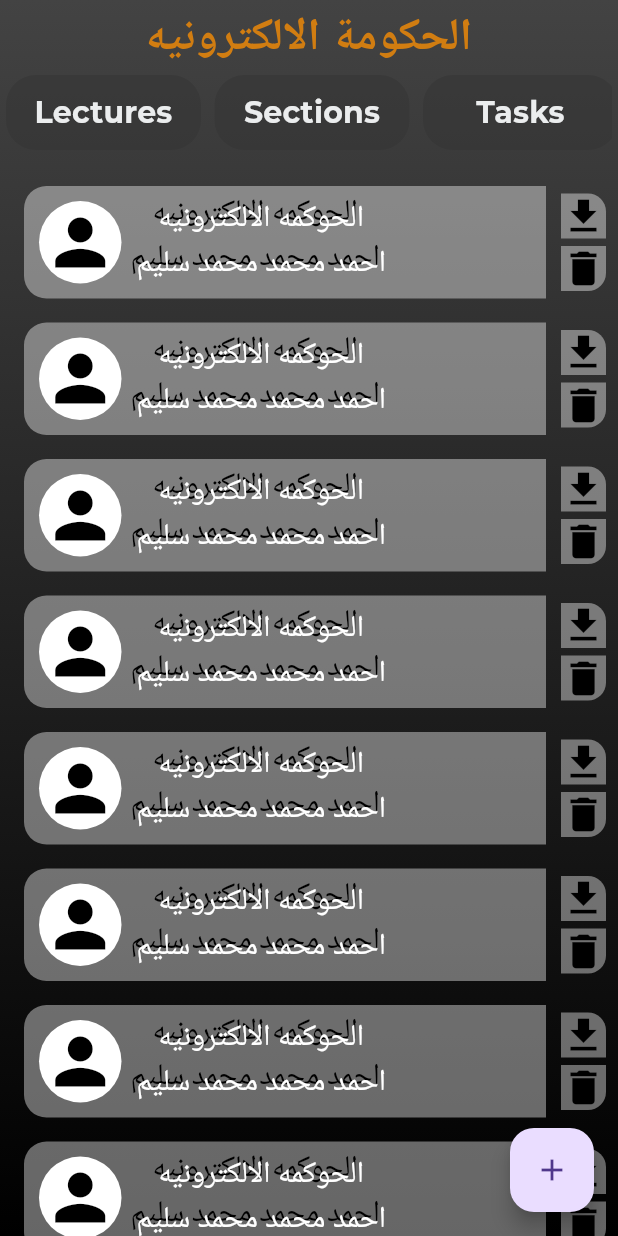
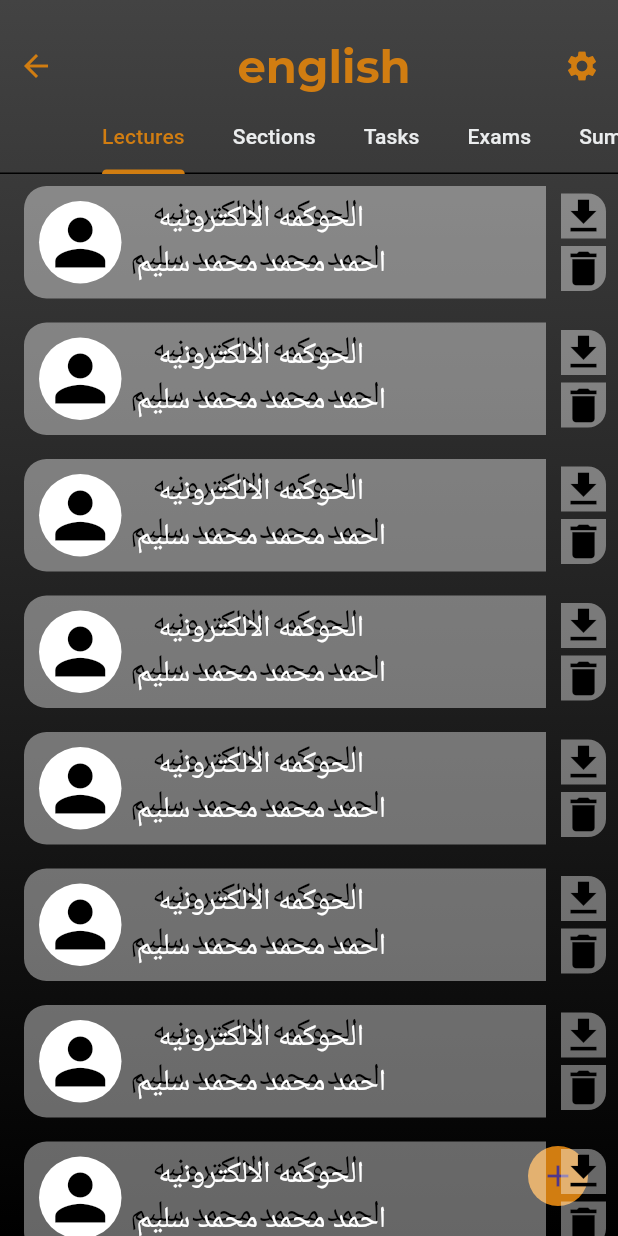
Before and after one commit to ZiadWaled/project_fci, a Flutter app: the MaterialView screen opened by its route, on a phone screen of 412 x 824 dp. Run offline on Flutter 3.47's test engine with Material 3 defaults, Android fonts, the phone set to English and light mode, and no system bars; our stand-ins replace flutter_svg, go_router.

Commit message:
finish Ui material view

```diff
--- /dev/null
+++ b/lib/presentation/material/view/lectures/lectures_view.dart
@@ -0,0 +1,58 @@
+import 'package:fci/presentation/material/view/widgets/custom_card.dart';
+import 'package:fci/presentation/resources/color_manager.dart';
+import 'package:fci/presentation/resources/values_manager.dart';
+import 'package:flutter/cupertino.dart';
+import 'package:flutter/material.dart';
+import 'package:flutter/widgets.dart';
+
+class LecturesView extends StatelessWidget {
+  const LecturesView({super.key});
+
+  @override
+  Widget build(BuildContext context) {
+      return  Stack(
+      children: [
+        Align(
+          alignment: Alignment.bottomRight,
+
+          child: Padding(
+            padding: const EdgeInsets.only(bottom: AppSize.s20,right: AppSize.s20),
+            child: SizedBox(
+              height: AppSize.s40,
+              width: AppSize.s40,
+              child: FloatingActionButton(
+                backgroundColor: ColorManager.darkPrimary,
+                shape: RoundedRectangleBorder(
+                    borderRadius: BorderRadius.circular(AppSize.s30)),
+                onPressed: () async {
+                  print('ziad');
+                },
+                child: const Icon(Icons.add),
+              ),
+            ),
+          ),
+        ),
+        ListView.builder(
+          itemCount: 12,
+          itemBuilder: (BuildContext context, int index) {
+            return Row(
+              children: [
+                Expanded(
+                  child: textButton(
+                    text: 'الحوكمه الالكترونيه\nاحمد محمد محمد سليم',
+                  ),
+                ),
+                const Column(
+                  children: [
+                    ButtonIconsDownload(),
+                    ButtonIconsDelete(),
+                  ],
+                ),
+              ],
+            );
+          },
+        ),
+      ],
+          );
+  }
+}
--- a/lib/presentation/material/view/material_view.dart
+++ b/lib/presentation/material/view/material_view.dart
@@ -1,11 +1,12 @@
-
-import 'package:analyzer/file_system/file_system.dart';
-import 'package:fci/app/extensions.dart';
-import 'package:fci/presentation/material/view/widgets/custom_card.dart';
+import 'package:fci/presentation/material/view/exams/exams_view.dart';
+import 'package:fci/presentation/material/view/lectures/lectures_view.dart';
+import 'package:fci/presentation/material/view/sections/sections.dart';
+import 'package:fci/presentation/material/view/summaries/summaries_view.dart';
+import 'package:fci/presentation/material/view/tasks/tasks.view.dart';
 import 'package:fci/presentation/resources/color_manager.dart';
+import 'package:fci/presentation/resources/strings_manager.dart';
 import 'package:fci/presentation/resources/values_manager.dart';
 import 'package:flutter/material.dart';
-import 'package:fci/presentation/main/widgets/custom_text_button.dart';
 
 class MaterialView extends StatefulWidget {
   const MaterialView({Key? key}) : super(key: key);
@@ -14,113 +15,98 @@ class MaterialView extends StatefulWidget {
   State<MaterialView> createState() => _MaterialViewState();
 }
 
-class _MaterialViewState extends State<MaterialView> {
-  // Future<void> saveFilePermanently(PlatformFile file) async {
-  //   // final appStorage = await getApplicationDocumentsDirectory();
-  //   // final newFile = File('${appStorage.path}/${file.name}');
-  //   // await File(file.path!).copy(newFile.path);
-  // }
-  //
-  // void openFile(String filePath) {
-  //   OpenFile.open(filePath);
-  // }
+class _MaterialViewState extends State<MaterialView>
+    with SingleTickerProviderStateMixin {
+  late TabController _tabController;
+
+  @override
+  void initState() {
+    super.initState();
+    _tabController = TabController(length: 5, vsync: this);
+  }
+
+  @override
+  void dispose() {
+    _tabController.dispose();
+    super.dispose();
+  }
+
   @override
   Widget build(BuildContext context) {
     return Scaffold(
-      floatingActionButton: FloatingActionButton(
-        onPressed: () async {
-          // final result = await FilePicker.platform.pickFiles();
-          // if (result == null) return;
-          // // open single file
-          // final file = result.files.first;
-          // openFile(file!.path!);
-          //
-          // await saveFilePermanently(file);
-        },
-        child: const Icon(Icons.add),
-      ),
       body: Container(
-        decoration:ColorManager.backGroundColor(),
+        decoration: ColorManager.backGroundColor(),
         child: Column(
           children: [
-             SizedBox(
-               height: AppSize.s50,
-              child: Center(
-                child: Text(
-                  'الحكومة الالكترونيه',
-                  textAlign: TextAlign.center,
-                  overflow: TextOverflow.clip,
-                  style: Theme.of(context).textTheme.titleLarge?.copyWith(color: ColorManager.darkPrimary),
+            Row(
+              mainAxisAlignment: MainAxisAlignment.center,
+              crossAxisAlignment: CrossAxisAlignment.center,
+              children: [
+                Padding(
+                  padding: const EdgeInsets.only(top: AppSize.s20),
+                  child: IconButton(
+                    onPressed: () {},
+                    icon: const Icon(
+                      Icons.arrow_back,
+                      color: ColorManager.darkPrimary,
                     ),
                   ),
                 ),
+                const Spacer(),
+
                 Padding(
-              padding: const EdgeInsets.symmetric(horizontal: AppSize.s4),
-              child: SizedBox(
-                height: AppSize.s50,
-                child: ListView(
-                  scrollDirection: Axis.horizontal,
-                  children: [
-                    CustomTextButton(
-                      text: 'Lectures',
-                      width: 130,
-                      height: 40,
+                  padding: const EdgeInsets.only(top: AppSize.s20,left:AppSize.s20),
+                  child: Center(
+                    child: Text(
+                      textAlign: TextAlign.center,
+                      overflow: TextOverflow.clip,
+                      'english',
+                      style: Theme.of(context)
+                          .textTheme
+                          .titleLarge
+                          ?.copyWith(color: ColorManager.darkPrimary),
                     ),
-                    const SizedBox(width: 9),
-                    CustomTextButton(
-                      text: 'Sections',
-                      width: 130,
-                      height: 40,
                   ),
-                    const SizedBox(width: 9),
-                    CustomTextButton(
-                      text: 'Tasks',
-                      width: 130,
-                      height: 40,
                 ),
-                    const SizedBox(width: 9),
-                    CustomTextButton(
-                      text: 'Exam',
-                      width: 130,
-                      height: 40,
+                const Spacer(),
+                Padding(
+                  padding: const EdgeInsets.only(top: AppSize.s20),
+                  child: IconButton(
+                    onPressed: () {},
+                    icon: const Icon(
+                      Icons.settings,
+                      color: ColorManager.darkPrimary,
                     ),
-                    const SizedBox(width: 9),
-                    CustomTextButton(
-                      text: 'Summaries',
-                      width: 130,
-                      height: 40,
+                  ),
                 ),
               ],
             ),
-              ),
-            ),
-            const SizedBox(
-              height: AppSize.s16,
-            ),
-            // const Divider(
-            //   color: Colors.black,
-            //   thickness: 1,
-            // ),
-            Expanded(
-              child: ListView.builder(
-                itemCount: 10,
-                itemBuilder: (BuildContext context, int index) {
-                  return Row(
-                    children: [
-                      Expanded(
-                        child: textButton(
-                          text: 'الحوكمه الالكترونيه\nاحمد محمد محمد سليم',
-                        ),
-                      ),
-                      const Column(
-                        children: [
-                          ButtonIconsDownload(),
-                          ButtonIconsDelete(),
+            TabBar(
+              dividerColor: Colors.black,
+              labelColor: ColorManager.darkPrimary,
+              indicatorColor:
+                  ColorManager.darkPrimary,
+              unselectedLabelColor: ColorManager.white,
+              controller: _tabController,
+              isScrollable: true,
+              tabs: const [
+                Tab(text: AppStrings.lectures),
+                Tab(text: AppStrings.sections),
+                Tab(text: AppStrings.tasks),
+                Tab(text: AppStrings.exams),
+                Tab(text: AppStrings.summaries),
               ],
             ),
+            Expanded(
+              child: TabBarView(
+                controller: _tabController,
+                children: const [
+                  LecturesView(),
+                  SectionsView(),
+                  TasksView(),
+                  ExamsView(),
+                  SummariesView(),
                 ],
-                  );
-                },
               ),
             ),
           ],
--- a/lib/presentation/material/view/widgets/custom_card.dart
+++ b/lib/presentation/material/view/widgets/custom_card.dart
@@ -1,3 +1,6 @@
+import 'package:fci/presentation/main/widgets/custom_text_button.dart';
+import 'package:fci/presentation/resources/color_manager.dart';
+import 'package:fci/presentation/resources/values_manager.dart';
 import 'package:flutter/cupertino.dart';
 import 'package:flutter/material.dart';
 
--- a/lib/presentation/resources/app_router.dart
+++ b/lib/presentation/resources/app_router.dart
@@ -73,7 +73,7 @@ abstract class AppRouter {
       ),
       GoRoute(
         path: kMaterialView,
-        builder: (context, state) => const MaterialView(),
+        builder: (context, state) =>  MaterialView(),
       ),
     ],
   );
--- a/lib/presentation/resources/constants_manager.dart
+++ b/lib/presentation/resources/constants_manager.dart
@@ -1,5 +1,5 @@
 class AppConstants{
-  static const int splashDelay =3;
+  static const int splashDelay =5;
   static const int onBoardingMaxLien =4;
   static const int sliderAnimation =300;
 }
--- a/lib/presentation/resources/strings_manager.dart
+++ b/lib/presentation/resources/strings_manager.dart
@@ -40,5 +40,10 @@ class AppStrings {
   static const bio = "BIOINFORMATICS";
   static const cs = "Computer Science";
   static const inS = "Information Systems";
+  static const lectures = "Lectures";
+  static const sections = "Sections";
+  static const tasks = "Tasks";
+  static const exams = "Exams";
+  static const summaries = "Summaries";
   // static const general = "THIRD YEAR\nG E N E R A L";
 }
```
Also changed, not shown: lib/presentation/material/view/exams/exams_view.dart (added, +19 -0 lines), lib/presentation/material/view/sections/sections.dart (added, +19 -0 lines), lib/presentation/material/view/summaries/summaries_view.dart (added, +18 -0 lines), lib/presentation/material/view/tasks/tasks.view.dart (added, +19 -0 lines), lib/presentation/splash/view/splash_view.dart (+49 -6 lines). Lines whose indentation alone changed are shown as unchanged.
